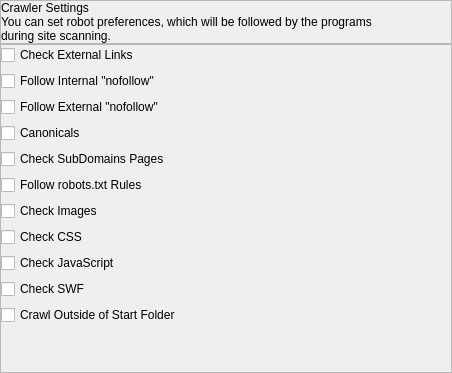
Qt form seospider/ui/crawler_settings_widget.ui (andrascii/RiveSolutions_SEO_Spider) before a commit.
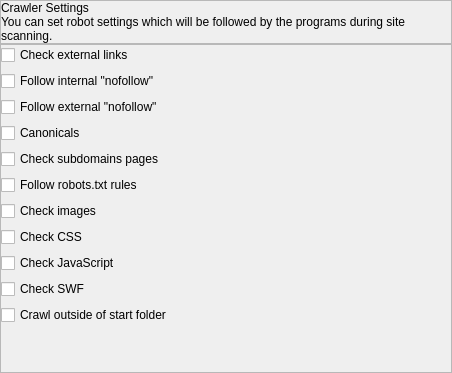
The same form after that commit.

Diff of the .ui file:
```diff
--- a/seospider/ui/crawler_settings_widget.ui
+++ b/seospider/ui/crawler_settings_widget.ui
@@ -83,8 +83,10 @@
         <item>
          <widget class="QLabel" name="text">
           <property name="text">
-           <string>You can set robot preferences, which will be followed by the programs
-during site scanning.</string>
+           <string>You can set robot settings which will be followed by the programs during site scanning.</string>
+          </property>
+          <property name="wordWrap">
+           <bool>true</bool>
           </property>
          </widget>
         </item>
@@ -122,7 +124,7 @@
            <bool>true</bool>
           </property>
           <property name="text">
-           <string>Check External Links</string>
+           <string>Check external links</string>
           </property>
           <property name="controlKey" stdset="0">
            <string notr="true">checkExternalUrls</string>
@@ -135,7 +137,7 @@
            <bool>true</bool>
           </property>
           <property name="text">
-           <string>Follow Internal &quot;nofollow&quot;</string>
+           <string>Follow internal &quot;nofollow&quot;</string>
           </property>
           <property name="controlKey" stdset="0">
            <string notr="true">followInternalNoFollow</string>
@@ -148,7 +150,7 @@
            <bool>true</bool>
           </property>
           <property name="text">
-           <string>Follow External &quot;nofollow&quot;</string>
+           <string>Follow external &quot;nofollow&quot;</string>
           </property>
           <property name="controlKey" stdset="0">
            <string notr="true">followExternalNoFollow</string>
@@ -174,7 +176,7 @@
            <bool>true</bool>
           </property>
           <property name="text">
-           <string>Check SubDomains Pages</string>
+           <string>Check subdomains pages</string>
           </property>
           <property name="controlKey" stdset="0">
            <string notr="true">checkSubdomains</string>
@@ -187,7 +189,7 @@
            <bool>true</bool>
           </property>
           <property name="text">
-           <string>Follow robots.txt Rules</string>
+           <string>Follow robots.txt rules</string>
           </property>
           <property name="controlKey" stdset="0">
            <string notr="true">followRobotsTxt</string>
@@ -200,7 +202,7 @@
            <bool>true</bool>
           </property>
           <property name="text">
-           <string>Check Images</string>
+           <string>Check images</string>
           </property>
           <property name="controlKey" stdset="0">
            <string notr="true">checkImages</string>
@@ -249,7 +251,7 @@
         <item>
          <widget class="QCheckBox" name="checkBox_11">
           <property name="text">
-           <string>Crawl Outside of Start Folder</string>
+           <string>Crawl outside of start folder</string>
           </property>
           <property name="controlKey" stdset="0">
            <string notr="true">crawlOutsideOfStartFolder</string>
```
